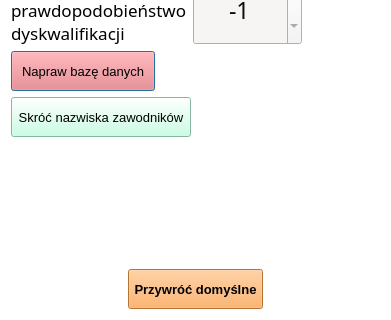
This is source/UI/AppSettings/AppSettingsWindow.ui in SiekamCebule/sj-sim as Qt 5 draws it before an edit; both pictures show x 0 to 391 and y 165 to 485 of the 391 by 485 pixel window. The edited form follows.
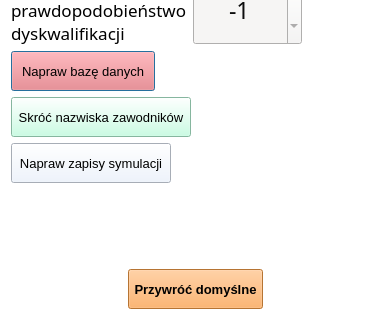
This is the edited form.

Patch:
```diff
--- a/source/UI/AppSettings/AppSettingsWindow.ui
+++ b/source/UI/AppSettings/AppSettingsWindow.ui
@@ -374,6 +374,40 @@
      </property>
     </widget>
    </item>
+   <item>
+    <widget class="QPushButton" name="pushButton_repairDatabase_2">
+     <property name="minimumSize">
+      <size>
+       <width>160</width>
+       <height>40</height>
+      </size>
+     </property>
+     <property name="maximumSize">
+      <size>
+       <width>160</width>
+       <height>40</height>
+      </size>
+     </property>
+     <property name="font">
+      <font>
+       <pointsize>10</pointsize>
+      </font>
+     </property>
+     <property name="whatsThis">
+      <string>Od nowa przypisuje ID dla każdego obiektu w globalnej bazie danych.
+Użyteczne kiedy chcemy przenieść bazę danych z wczesnych wersji.</string>
+     </property>
+     <property name="styleSheet">
+      <string notr="true">QPushButton{
+	background-color: rgb(234, 242, 255);
+	color: rgb(0, 0, 0);
+}</string>
+     </property>
+     <property name="text">
+      <string>Napraw zapisy symulacji</string>
+     </property>
+    </widget>
+   </item>
    <item>
     <spacer name="verticalSpacer">
      <property name="orientation">
```
